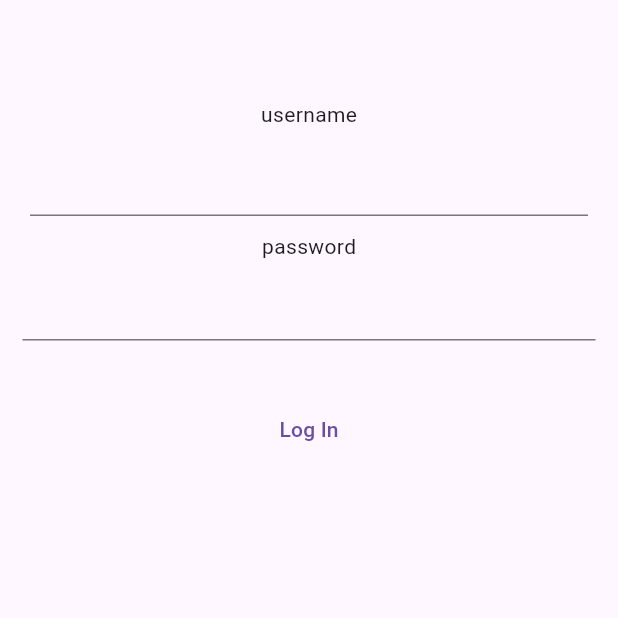
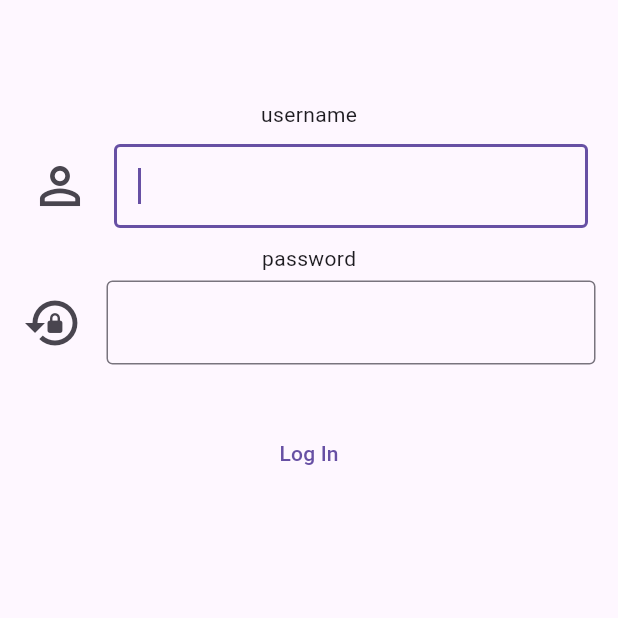
Before and after one commit to Archoooo/Learn-Flutter, a Flutter app: the screen it shows after launch, on a phone screen of 412 x 824 dp, the top half of it. Run offline on Flutter 3.47's test engine with Material 3 defaults, Android fonts, the phone set to English and light mode, and no system bars.

Commit message:
txtfield v 1.1

```diff
--- a/lib/tXtField.dart
+++ b/lib/tXtField.dart
@@ -17,11 +17,18 @@ class txtF extends StatelessWidget {
                     padding: const EdgeInsets.all(10),
                     child: TextField(
                       // autocorrect: true,
-                        // autofocus: true,
+                      autofocus: true,
                       // // obscureText: true,
                       // // obscuringCharacter: "V",
                       // keyboardType: TextInputType.datetime,
+                      showCursor: true,
 
+                      decoration: InputDecoration(
+                          icon: Icon(
+                            Icons.person_outline_sharp,
+                            size: 40,
+                          ),
+                          border: OutlineInputBorder()),
                     ),
                   ),
                 ),
@@ -33,12 +40,18 @@ class txtF extends StatelessWidget {
                   child: Padding(
                     padding: const EdgeInsets.all(5),
                     child: TextField(
-
                       // autocorrect: true,
                       // autofocus: true,
                       // // obscureText: true,
-                        // // obscuringCharacter: "V",
+                      obscuringCharacter: "*",
                       // keyboardType: TextInputType.datetime,
+                      showCursor: true,
+                      decoration: InputDecoration(
+                          icon: Icon(
+                            Icons.lock_reset,
+                            size: 40,
+                          ),
+                          border: OutlineInputBorder()),
                     ),
                   ),
                 ),
@@ -46,7 +59,9 @@ class txtF extends StatelessWidget {
                   child: Padding(
                     padding: const EdgeInsets.all(30),
                     child: TextButton.icon(
-                        onPressed: ColorScheme.dark, label: Text("Log In"),),
+                      onPressed: ColorScheme.dark,
+                      label: Text("Log In"),
+                    ),
                   ),
                 )
               ],
```
Lines whose indentation alone changed are shown as unchanged.
